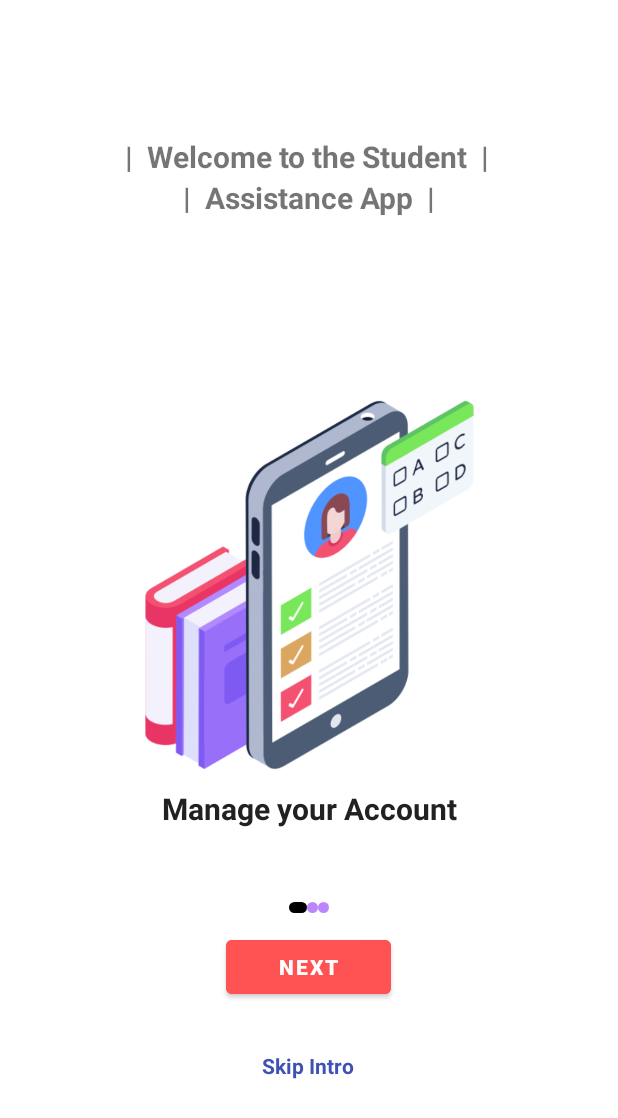
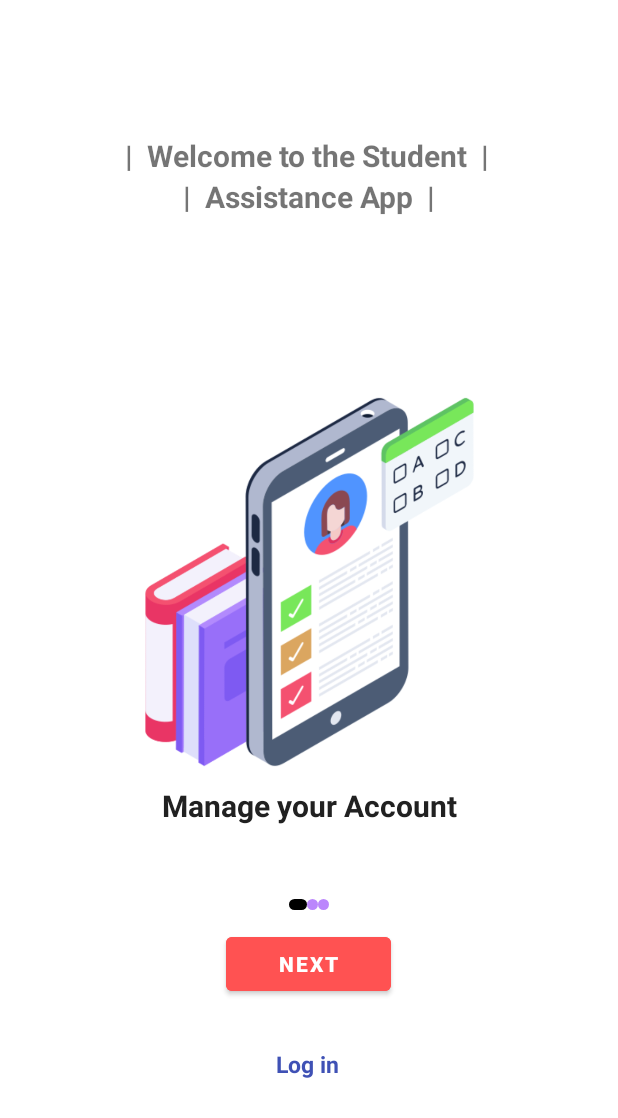
Before and after one commit to GinPaul/kodego.studentassistanceapp.arguez, an Android app: the screen it shows after launch (ViewPager), on a phone screen of 412 x 824 dp. Shown: the top 1118 px of the screen. Run offline under Robolectric (Android 15) with nearby library versions, the phone set to English and light mode, and no system bars; our stand-ins replace navigation-ui; Roboto replaces fonts that are not available here.

Commit message:
Nov 2 2022 commit

```diff
--- a/app/src/main/res/layout/activity_view_pager.xml
+++ b/app/src/main/res/layout/activity_view_pager.xml
@@ -11,9 +11,9 @@
         android:layout_width="wrap_content"
         android:layout_height="wrap_content"
         android:layout_marginBottom="104dp"
-        android:text="@string/skip_intro"
+        android:text="Log in"
         android:textColor="@color/colorPrimary"
-        android:textSize="14sp"
+        android:textSize="15sp"
         android:textStyle="bold"
         app:layout_constraintBottom_toBottomOf="parent"
         app:layout_constraintEnd_toEndOf="parent"
```
Also changed, not shown: app/src/main/res/layout/activity_login_sav2.xml (+7 -5 lines).
